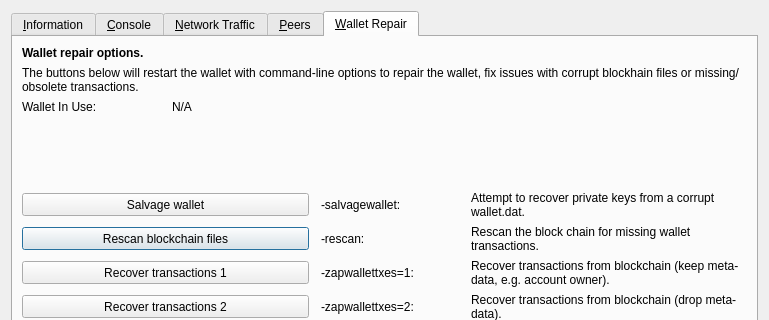
Old version of the form src/qt/forms/rpcconsole.ui in the repository TheArcadiaGroup/DAPS; both pictures show x 0 to 769 and y 0 to 320 of the 769 by 516 pixel window.
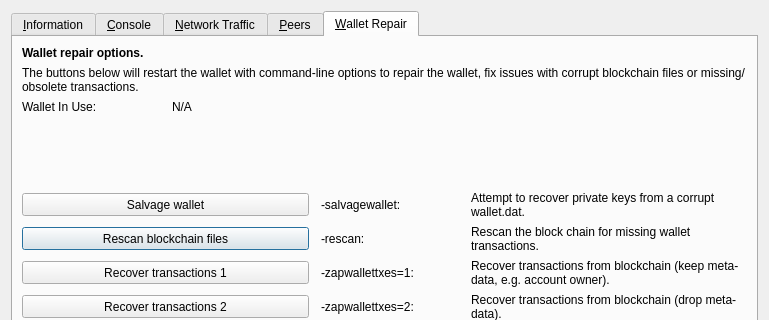
New version of the form. Icons and pictures are not drawn. Custom widgets are drawn as their Qt base class.

Patch:
```diff
--- a/src/qt/forms/rpcconsole.ui
+++ b/src/qt/forms/rpcconsole.ui
@@ -1351,7 +1351,7 @@
           </font>
          </property>
          <property name="text">
-          <string>The buttons below will restart the wallet with command-line options to repair the wallet, fix issues with corrupt blockhain files or missing/obsolete transactions.</string>
+          <string>The buttons below will restart the wallet with command-line options to repair the wallet, fix issues with corrupt blockchain files or missing/obsolete transactions.</string>
          </property>
          <property name="wordWrap">
           <bool>true</bool>
```
